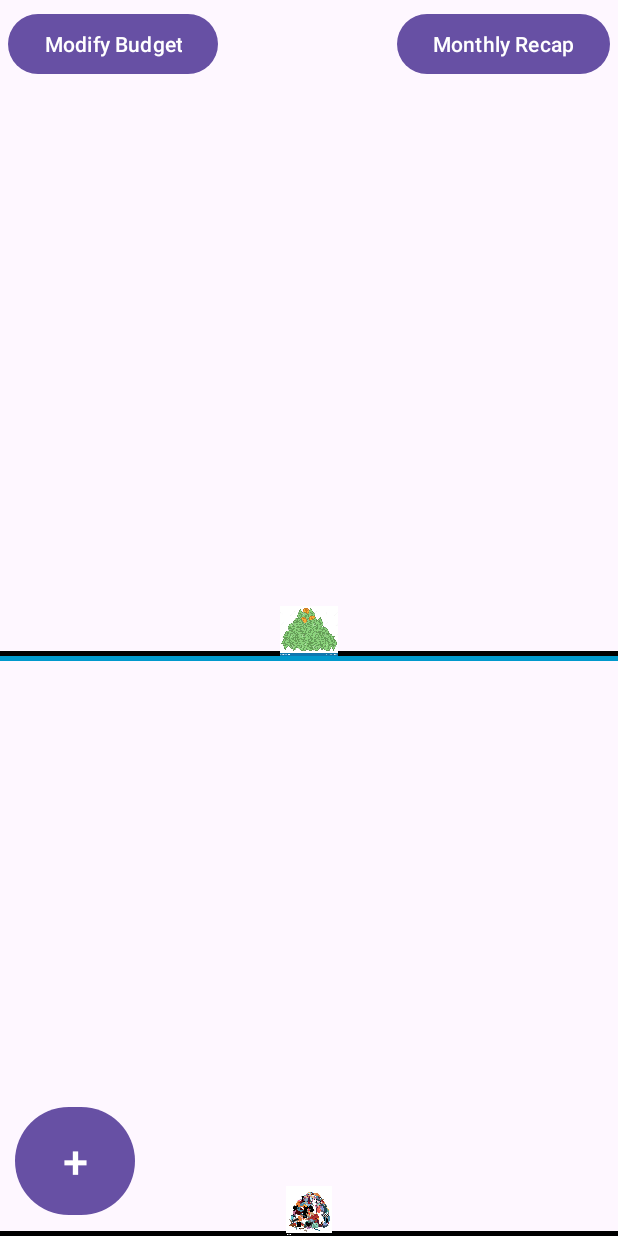
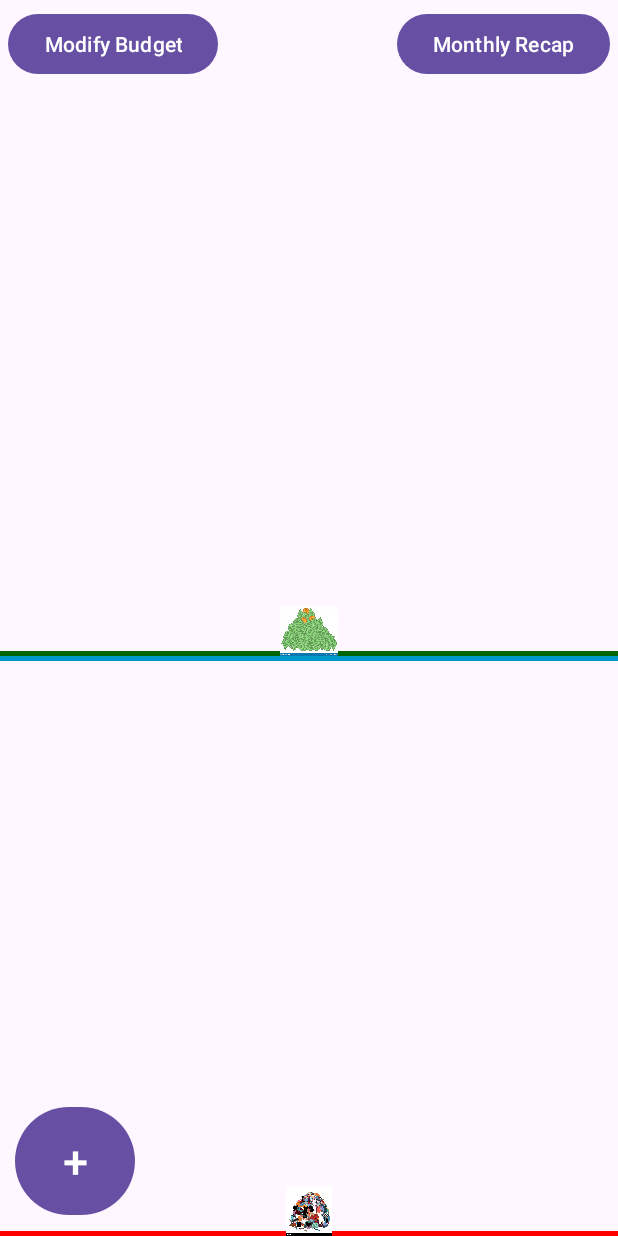
Before and after one commit to danFeller/SloFashion, an Android app: the screen it shows after launch (HomeActivity), on a phone screen of 412 x 824 dp. Run offline under Robolectric (Android 15) with nearby library versions, the phone set to English and light mode, and no system bars; libraries missing offline, so code that uses them is left out: com.fatboyindustrial.gsonjavatime.

Commit message:
Changed color of threshold bars

```diff
--- a/app/src/main/res/layout/activity_home.xml
+++ b/app/src/main/res/layout/activity_home.xml
@@ -68,7 +68,7 @@
         android:layout_width="match_parent"
         android:layout_height="3dp"
         android:layout_marginBottom="0dp"
-        android:background="@android:color/black"
+        android:background="#006400"
         app:layout_constraintBottom_toTopOf="@+id/div_middle"/>
 
     <ImageView
@@ -84,7 +84,7 @@
         android:layout_width="match_parent"
         android:layout_height="3dp"
         android:layout_marginBottom="0dp"
-        android:background="@android:color/black"
+        android:background="#FF0000"
         app:layout_constraintBottom_toBottomOf="parent" />
     <ImageView
         android:id="@+id/clothesImg"
--- a/app/src/main/res/values/colors.xml
+++ b/app/src/main/res/values/colors.xml
@@ -2,4 +2,5 @@
 <resources>
     <color name="black">#FF000000</color>
     <color name="white">#FFFFFFFF</color>
+    <color name="red">#FFF00000</color>
 </resources>
```
